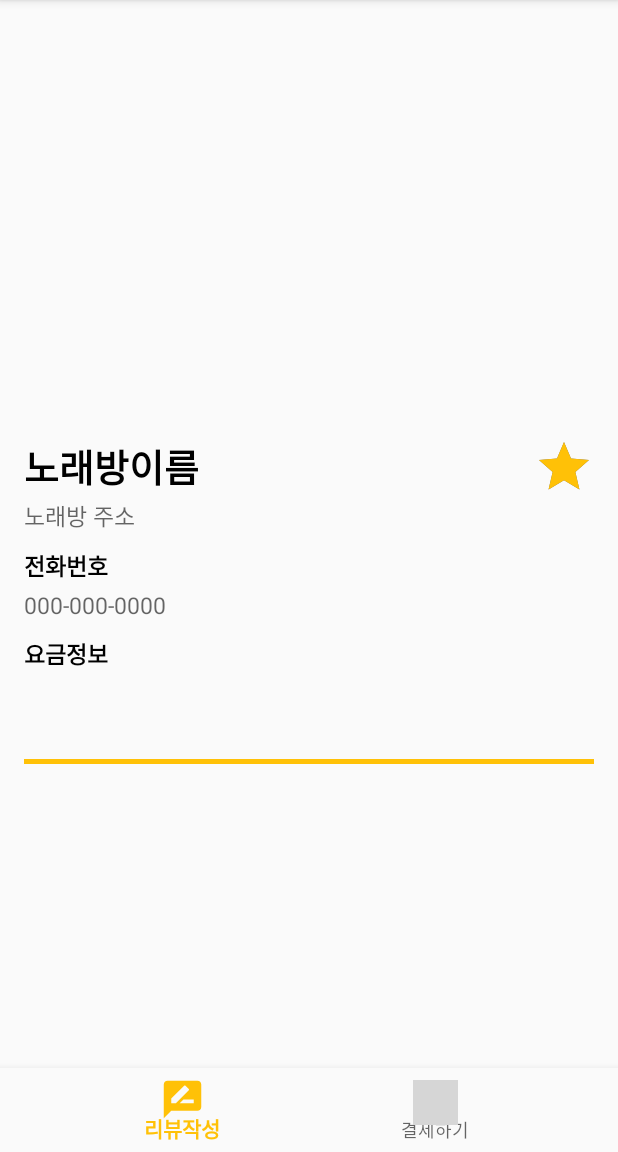
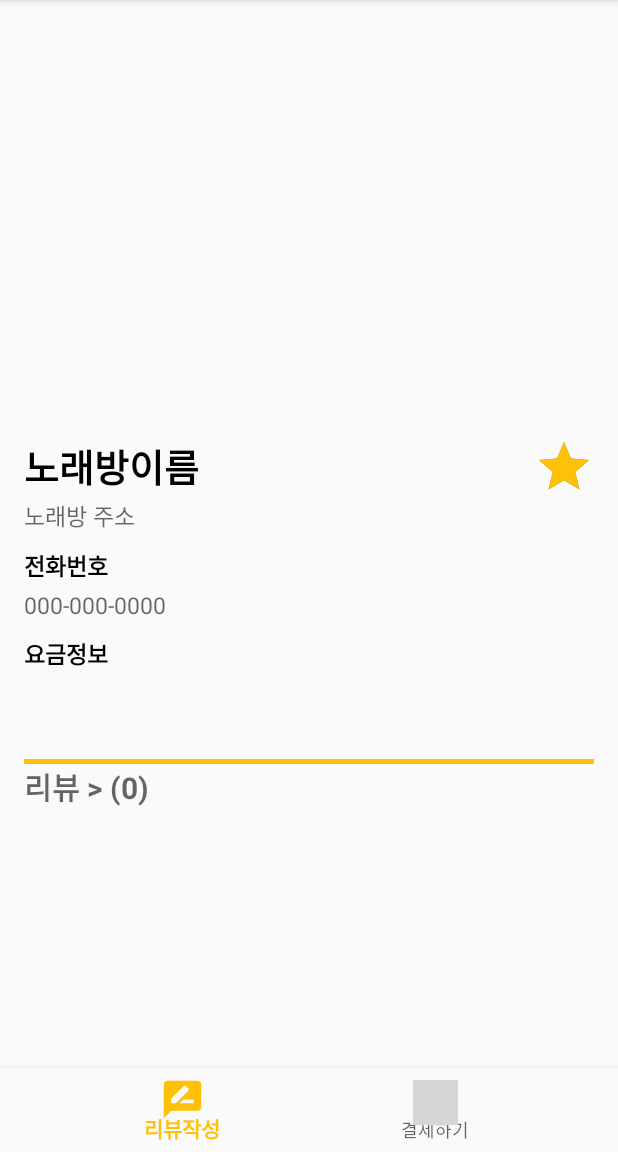
Before and after one commit to dasoopark/Coin-Karaoke-Room-Reservation-System, an Android app: the selecthomeitemActivity screen opened directly, with no data from a screen before it, after a tap on an icon or button, on a phone screen of 412 x 824 dp, the part 84-1236 px from its top. Run offline under Robolectric (Android 15) with nearby library versions, the phone set to English and light mode, and no system bars; our stand-ins replace Firebase (no records; nobody signed in at launch, a user with empty details on screens opened directly); libraries missing offline, so code that uses them is left out: com.kakao.auth; pictures from the network do not load; 3 statements that could not run were skipped; 1 other tap on this screen came first; grey boxes are pictures that could not be loaded.

Commit message:
08/06
리뷰 xml 수정

리뷰 리사이클러뷰 출력 및 각 DB에 저장 가능

즐겨찾기 별 true false에 따른 DB 저장 및 삭제 가능

리뷰 개수와 즐겨찾기 별 색깔 변환 문제

```diff
--- a/app/src/main/java/kr/co/korearental/dongno/selecthomeitemActivity.kt
+++ b/app/src/main/java/kr/co/korearental/dongno/selecthomeitemActivity.kt
@@ -45,7 +45,8 @@ class selecthomeitemActivity : AppCompatActivity(){
                             val now = SimpleDateFormat("yyyy/MM/dd HH:mm:ss",Locale.KOREA).format(Calendar.getInstance().time)
                             val item_cononame=intent.getStringExtra("cononame")
                             val userRef=database.getReference("User/${userid}/Review/${item_cononame}")
-                            val conoRef=database.getReference("Cono/${intent.getStringExtra("position")}/Review/${userid}")
+                            val conoRef=database.getReference("Cono/${GlobalApplication.area1}/${GlobalApplication.area2}/" +
+                                    "${GlobalApplication.area3}/${intent.getStringExtra("cononame")}/Review/${userid}")
                             //유저 DB에 삽입
                             userRef.child("content").setValue(dialogView.reviewContent.text.toString())
                             userRef.child("rating").setValue(dialogView.ratingBar.rating)
--- a/app/src/main/java/kr/co/korearental/dongno/selecthomeitemFragment.kt
+++ b/app/src/main/java/kr/co/korearental/dongno/selecthomeitemFragment.kt
@@ -3,10 +3,12 @@ package kr.co.korearental.dongno
 import android.graphics.BitmapFactory
 import android.graphics.Color
 import android.os.Bundle
+import android.provider.Settings
 import android.view.LayoutInflater
 import android.view.View
 import android.view.View.VISIBLE
 import android.view.ViewGroup
+import android.widget.ImageButton
 import androidx.fragment.app.Fragment
 import androidx.recyclerview.widget.LinearLayoutManager
 import androidx.recyclerview.widget.RecyclerView
@@ -23,17 +25,17 @@ import kotlinx.android.synthetic.main.selecthomeitemfragment.*
 import kotlinx.android.synthetic.main.selecthomeitemfragment.view.*
 
 class selecthomeitemFragment : Fragment(){
-    var check  = false
+
     var listreview = arrayListOf<infoReview>()
-
+    var check : Boolean = false
     override fun onCreateView(inflater: LayoutInflater, container: ViewGroup?, savedInstanceState: Bundle?): View? {
         val view = inflater.inflate(R.layout.selecthomeitemfragment, container, false)
         val storage = FirebaseStorage.getInstance()
         val database = FirebaseDatabase.getInstance()
         val idx = activity?.intent?.getStringExtra("cononame")
         val conoRef = database.getReference("Cono/${GlobalApplication.area1}/${GlobalApplication.area2}/${GlobalApplication.area3}/${idx}")
+        val userRef = database.getReference("User/${GlobalApplication.prefs.getString("userid","0")}")
         val mRecyclerView=view.findViewById<RecyclerView>(R.id.reviewRV)
-
         //코인노래방 정보 입력
         conoRef.addListenerForSingleValueEvent(object: ValueEventListener {
             override fun onCancelled(p0: DatabaseError) {}
@@ -41,19 +43,13 @@ class selecthomeitemFragment : Fragment(){
                 for (snapshot in p0.children){
                     if(snapshot.key.equals("info")){
                         Glide.with(requireContext()).load(snapshot.child("image").value.toString()).apply(RequestOptions.bitmapTransform(MultiTransformation(CenterCrop()))).into(view.cono_image)
-                        /*
-                        val ref = storage.getReferenceFromUrl(snapshot.child("image").value.toString())
-                        ref.getBytes(Long.MAX_VALUE).addOnSuccessListener { bytes->
-                            val bmp= BitmapFactory.decodeByteArray(bytes,0,bytes.size)
-                            cono_image?.setImageBitmap(bmp)
-                        }.addOnFailureListener{}*/
                         cono_name.text = p0.key.toString()
                         cono_address.text = snapshot.child("address").value.toString()
                         cono_callnum.text = snapshot.child("tel").value.toString()
                         cono_payinfotxt.text = snapshot.child("charge/songs/500").value.toString()+" 500원, "+snapshot.child("charge/songs/1000").value.toString()+" 1000원"
                         cono_payinfotxt2.text = "30분 "+snapshot.child("charge/time/30분").value.toString()+"원, 1시간 "+snapshot.child("charge/time/1시간").value.toString()+"원"
                     }else if(snapshot.key.equals("Review")) {
-                        reviewtext.visibility = VISIBLE
+                        //reviewtext.visibility = VISIBLE
                         for(every in snapshot.children){
                             listreview.add(infoReview(every.child("name").value.toString(),every.child("review_content").value.toString(),every.child("rating").value.toString().toFloat()))
                         }
@@ -65,19 +61,38 @@ class selecthomeitemFragment : Fragment(){
             }
         })
 
-
+        /*userRef.child("bookmark").addListenerForSingleValueEvent(object: ValueEventListener{
+            override fun onCancelled(p0: DatabaseError) {}
+            override fun onDataChange(p0: DataSnapshot) {
+                for(snapshot in p0.children){
+                    check = snapshot.key.equals("${idx}")
+                }
+            }
+        })*/
 
         // 즐겨찾기 표시
         view.bookmark.setOnClickListener {
             if(check==false){
+                conoRef.addListenerForSingleValueEvent(object : ValueEventListener{
+                    override fun onCancelled(p0: DatabaseError) {}
+                    override fun onDataChange(p0: DataSnapshot) {
+                        for(snapshot in p0.children){
+                            if(snapshot.key.equals("info")){
+                                userRef.child("bookmark/${idx}").setValue(snapshot.value)
+                            }
+                        }
+                    }
+                })
                 check = true
                 bookmark.setImageResource(R.drawable.star2)
             }
             else{
                 check = false
                 bookmark.setImageResource(R.drawable.star)
+                userRef.child("bookmark/${idx}").removeValue()
             }
         }
+
         return view
     }
 
--- a/app/src/main/res/layout/payment_time.xml
+++ b/app/src/main/res/layout/payment_time.xml
@@ -45,7 +45,7 @@
                     android:buttonTint="@color/bg_login_button"
                     android:fontFamily="@font/gotham"
                     android:text="30분 "
-                    android:textSize="17dp" />
+                    android:textSize="16dp" />
 
                 <RadioButton
                     android:id="@+id/hour_timebutton"
@@ -54,7 +54,7 @@
                     android:buttonTint="@color/bg_login_button"
                     android:fontFamily="@font/gotham"
                     android:text="1시간 "
-                    android:textSize="17dp" />
+                    android:textSize="16dp" />
 
                 <RadioButton
                     android:id="@+id/hourthiry_timebutton"
@@ -63,7 +63,7 @@
                     android:buttonTint="@color/bg_login_button"
                     android:fontFamily="@font/gotham"
                     android:text="1시간 30분 "
-                    android:textSize="17dp" />
+                    android:textSize="16dp" />
 
                 <RadioButton
                     android:id="@+id/twhour_button"
--- a/app/src/main/res/layout/selecthomeitemfragment.xml
+++ b/app/src/main/res/layout/selecthomeitemfragment.xml
@@ -144,29 +144,27 @@
 
         <androidx.constraintlayout.widget.ConstraintLayout
             android:layout_width="match_parent"
-            android:layout_height="match_parent"
-            android:layout_marginTop="2dp"
-            app:layout_constraintBottom_toBottomOf="parent"
+            android:layout_height="wrap_content"
             app:layout_constraintEnd_toEndOf="parent"
-            app:layout_constraintHorizontal_bias="1.0"
+            app:layout_constraintHorizontal_bias="0.0"
             app:layout_constraintStart_toStartOf="parent"
-            app:layout_constraintTop_toBottomOf="@+id/line1"
-            app:layout_constraintVertical_bias="1.0">
+            app:layout_constraintTop_toBottomOf="@+id/line1">
 
             <TextView
                 android:id="@+id/reviewtext"
                 android:layout_width="wrap_content"
                 android:layout_height="wrap_content"
-                android:text="리뷰 >"
+                android:hint="리뷰 > (0)"
                 android:textSize="20sp"
                 android:textStyle="bold"
+                android:visibility="visible"
                 app:layout_constraintBottom_toBottomOf="parent"
                 app:layout_constraintEnd_toStartOf="@+id/guideline4"
                 app:layout_constraintHorizontal_bias="0.0"
                 app:layout_constraintStart_toStartOf="@+id/guideline3"
+                app:layout_constraintTop_toBottomOf="parent"
                 app:layout_constraintTop_toTopOf="parent"
-                app:layout_constraintVertical_bias="0.0"
-                android:visibility="invisible"/>
+                app:layout_constraintVertical_bias="0.0" />
 
             <androidx.constraintlayout.widget.Guideline
                 android:id="@+id/guideline3"
```
